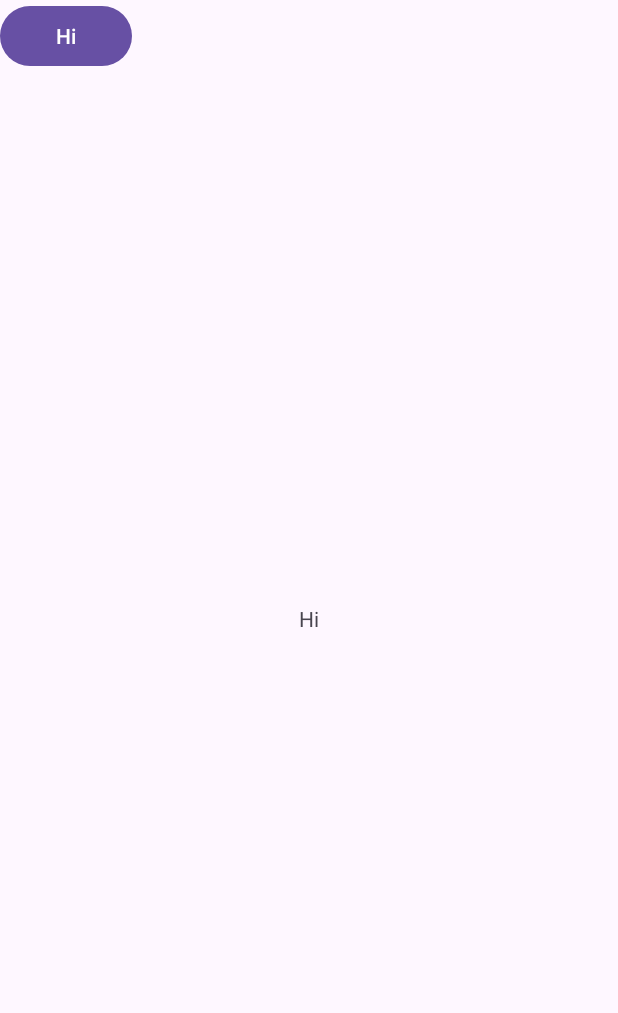
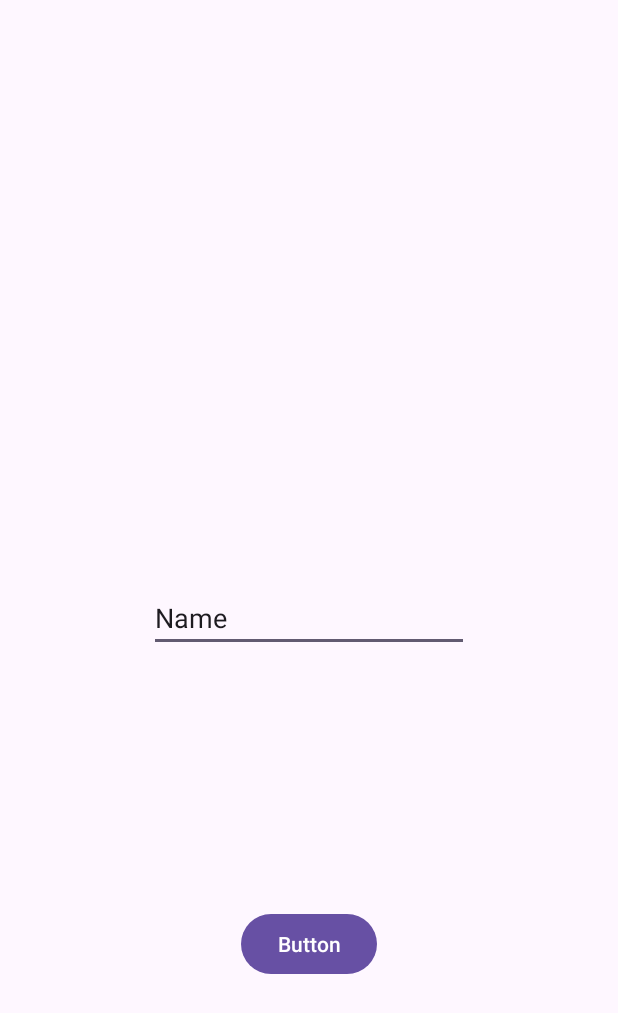
Before and after one commit to gabiadara/dispositivosMoveis, an Android app: the screen it shows after launch (MainActivity), on a phone screen of 412 x 824 dp. Shown: the top 1013 px of the screen. Run offline under Robolectric (Android 15) with nearby library versions, the phone set to English and light mode, and no system bars.

Commit message:
inicia a implementação de um banco de dados

```diff
--- a/app/src/main/java/com/example/myapp/MainActivity.java
+++ b/app/src/main/java/com/example/myapp/MainActivity.java
@@ -1,6 +1,13 @@
 package com.example.myapp;
 
+import android.content.ContentValues;
+import android.database.Cursor;
+import android.database.sqlite.SQLiteDatabase;
 import android.os.Bundle;
+import android.widget.ArrayAdapter;
+import android.widget.Button;
+import android.widget.EditText;
+import android.widget.ListView;
 
 import androidx.activity.EdgeToEdge;
 import androidx.appcompat.app.AppCompatActivity;
@@ -8,17 +15,50 @@ import androidx.core.graphics.Insets;
 import androidx.core.view.ViewCompat;
 import androidx.core.view.WindowInsetsCompat;
 
+import java.util.ArrayList;
+
 public class MainActivity extends AppCompatActivity {
 
+    SQLiteDatabase database;
+    Button saveButton;
+    ListView listView;
+    EditText editText;
+    ArrayList<String> notasList;
     @Override
     protected void onCreate(Bundle savedInstanceState) {
         super.onCreate(savedInstanceState);
         EdgeToEdge.enable(this);
         setContentView(R.layout.activity_main);
-        ViewCompat.setOnApplyWindowInsetsListener(findViewById(R.id.main), (v, insets) -> {
-            Insets systemBars = insets.getInsets(WindowInsetsCompat.Type.systemBars());
-            v.setPadding(systemBars.left, systemBars.top, systemBars.right, systemBars.bottom);
-            return insets;
+        saveButton = findViewById(R.id.button);
+        editText = findViewById(R.id.editTextText);
+        //path to create or open the database
+        database = openOrCreateDatabase("app_base", MODE_PRIVATE, null);
+        //path
+        database.execSQL("CREATE TABLE IF NOT EXISTS notas (" +
+                "id INTEGER PRIMARY KEY AUTOINCREMENT," +
+                "name VARCHAR, texto VARCHAR)");
+        saveButton.setOnClickListener(v -> {
+            String texto = editText.getText().toString();
+            if(!texto.isEmpty()) {
+                ContentValues contentValues = new ContentValues();
+                contentValues.put("name", texto);
+                contentValues.put("texto", texto);
+                database.insert("notas", null, contentValues);
+            }
         });
+
+    }
+
+    public void carregarNotas() {
+        notasList.clear();
+        Cursor cursor = database.query("SELECT * FROM notas", null);
+        cursor.moveToFirst();
+        while (!cursor.isAfterLast()) {
+            String s = cursor.getString(cursor.getColumnIndex("name"));
+            notasList.add(s);
+        }
+        adapter = new ArrayAdapter<>(this,
+                android.R.layout.simple_list_item_1, notasList);
+        listView.setAdapter(adapter);
     }
 }
--- a/app/src/main/res/layout/activity_main.xml
+++ b/app/src/main/res/layout/activity_main.xml
@@ -7,18 +7,27 @@
     android:layout_height="match_parent"
     tools:context=".MainActivity">
 
-    <TextView
+    <EditText
+        android:id="@+id/editTextText"
         android:layout_width="wrap_content"
         android:layout_height="wrap_content"
-        android:text="@string/hello"
+        android:ems="10"
+        android:inputType="text"
+        android:text="Name"
         app:layout_constraintBottom_toBottomOf="parent"
         app:layout_constraintEnd_toEndOf="parent"
         app:layout_constraintStart_toStartOf="parent"
         app:layout_constraintTop_toTopOf="parent" />
 
+
     <Button
+        android:id="@+id/button"
         android:layout_width="wrap_content"
         android:layout_height="wrap_content"
-        android:text="@string/hello" />
+        android:text="Button"
+        app:layout_constraintBottom_toBottomOf="parent"
+        app:layout_constraintEnd_toEndOf="parent"
+        app:layout_constraintStart_toStartOf="parent"
+        app:layout_constraintTop_toBottomOf="@+id/editTextText" />
 
 </androidx.constraintlayout.widget.ConstraintLayout>
```
